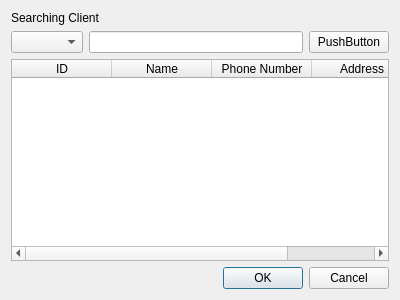
ChunJeong27/CRMMiniProject, file searchingdialog.ui: the form before one commit.
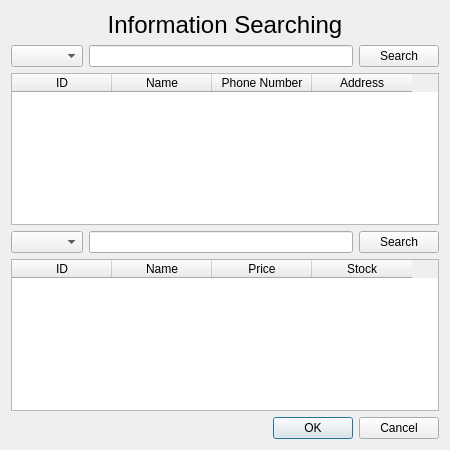
The form after the commit.

Commit message: 검색 다이얼로그 UI 변경 및 푸쉬버튼 이름 변경으로 인한 메소드 수정

The edit to the form file:
```diff
--- a/searchingdialog.ui
+++ b/searchingdialog.ui
@@ -6,8 +6,8 @@
    <rect>
     <x>0</x>
     <y>0</y>
-    <width>400</width>
-    <height>300</height>
+    <width>450</width>
+    <height>450</height>
    </rect>
   </property>
   <property name="windowTitle">
@@ -16,8 +16,16 @@
   <layout class="QVBoxLayout" name="verticalLayout">
    <item>
     <widget class="QLabel" name="label">
+     <property name="font">
+      <font>
+       <pointsize>18</pointsize>
+      </font>
+     </property>
      <property name="text">
-      <string>Searching Client</string>
+      <string>Information Searching</string>
+     </property>
+     <property name="alignment">
+      <set>Qt::AlignCenter</set>
      </property>
     </widget>
    </item>
@@ -32,7 +40,7 @@
      <item>
       <widget class="QPushButton" name="pushButton">
        <property name="text">
-        <string>PushButton</string>
+        <string>Search</string>
        </property>
       </widget>
      </item>
@@ -62,6 +70,47 @@
      </column>
     </widget>
    </item>
+   <item>
+    <layout class="QHBoxLayout" name="horizontalLayout_2">
+     <item>
+      <widget class="QComboBox" name="comboBox_2"/>
+     </item>
+     <item>
+      <widget class="QLineEdit" name="lineEdit_2"/>
+     </item>
+     <item>
+      <widget class="QPushButton" name="productPushButton">
+       <property name="text">
+        <string>Search</string>
+       </property>
+      </widget>
+     </item>
+    </layout>
+   </item>
+   <item>
+    <widget class="QTableWidget" name="tableWidget_2">
+     <column>
+      <property name="text">
+       <string>ID</string>
+      </property>
+     </column>
+     <column>
+      <property name="text">
+       <string>Name</string>
+      </property>
+     </column>
+     <column>
+      <property name="text">
+       <string>Price</string>
+      </property>
+     </column>
+     <column>
+      <property name="text">
+       <string>Stock</string>
+      </property>
+     </column>
+    </widget>
+   </item>
    <item>
     <widget class="QDialogButtonBox" name="buttonBox">
      <property name="orientation">
```
Left out of the diff: 2 changed lines with no effect on the pictures. The commit also changes 2 other files.
